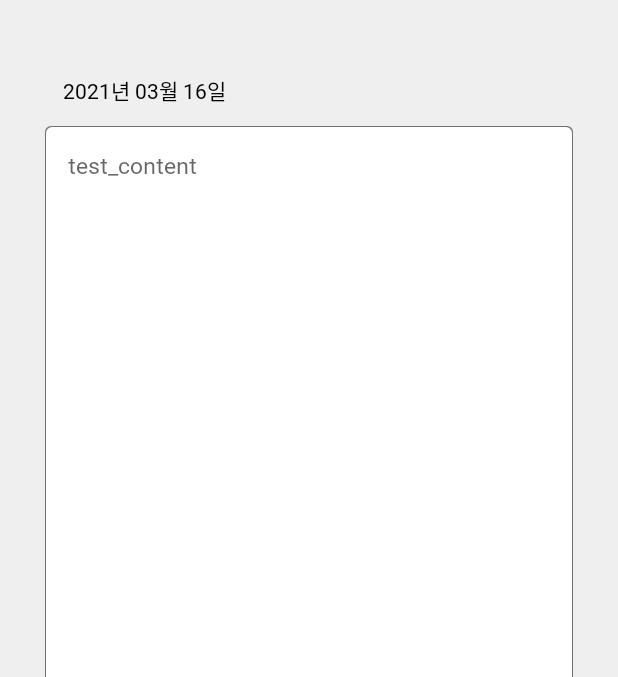
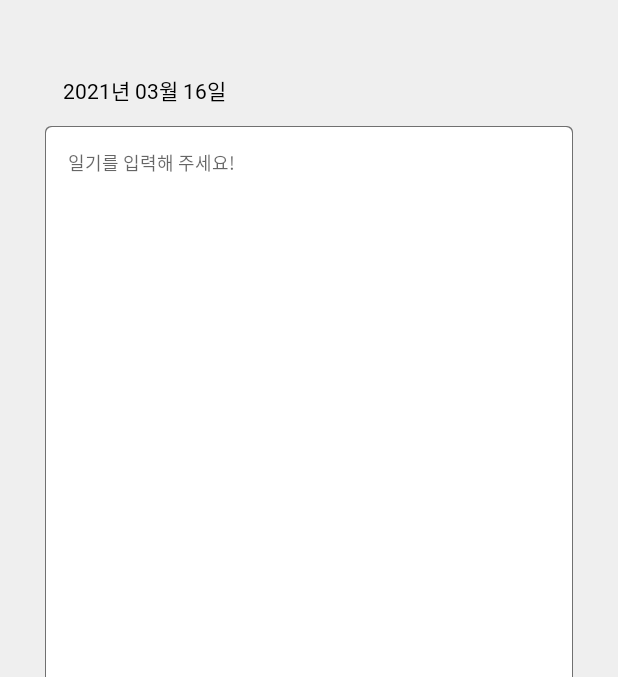
Before and after one commit to JJangA9/WERO_Application, an Android app: the WriteDiary screen opened directly, with no data from a screen before it, on a phone screen of 412 x 824 dp, the part 68-745 px from its top. Run offline under Robolectric (Android 15) with nearby library versions, the phone set to English and light mode, and no system bars.

```diff
--- a/WERO_App/app/src/main/res/layout/write_diary.xml
+++ b/WERO_App/app/src/main/res/layout/write_diary.xml
@@ -42,9 +42,9 @@
             android:layout_below="@+id/btn_date"
             android:lineSpacingExtra="5dp"
             android:fontFamily="@font/ridibatang"
-            android:textSize="15sp"
-            android:textColor="@color/subColor"
-            android:hint="test_content"/>
+            android:textSize="12sp"
+            android:textColor="@color/black"
+            android:hint="@string/edit_diary"/>
 
         <Button
             android:id="@+id/btn_save"
--- a/WERO_App/app/src/main/res/layout/write_reply.xml
+++ b/WERO_App/app/src/main/res/layout/write_reply.xml
@@ -33,7 +33,7 @@
             android:lineSpacingExtra="5dp"
             android:padding="15dp"
             android:textSize="12sp"
-            android:text="text_test_content"/>
+            android:text="@string/null_content"/>
         <EditText
             android:id="@+id/edit_reply"
             android:background="@drawable/edit_border"
--- a/WERO_App/app/src/main/res/values/strings.xml
+++ b/WERO_App/app/src/main/res/values/strings.xml
@@ -11,7 +11,7 @@
     <string name="null_date">날짜를 선택해 주세요!</string>
 
     <string name="write_diary">일기 쓰기</string>
-
+    <string name="edit_diary">일기를 입력해 주세요!</string>
     <string name="save">저장하기</string>
     <string name="want_send">편지 보낼래요!</string>
 
```
Also changed, not shown: WERO_App/app/src/main/java/com/example/wero_app/DiaryPage.kt (+7 -1 lines), WERO_App/app/src/main/java/com/example/wero_app/ReplyList.kt (+10 -1 lines), WERO_App/app/src/main/res/layout/diary_page.xml (+9 -3 lines), WERO_App/app/src/main/res/layout/reply_list.xml (+8 -3 lines).
